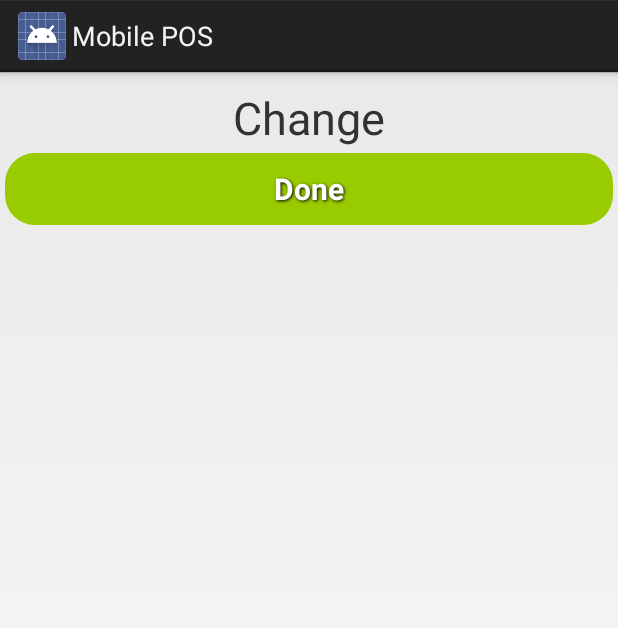
After one commit to MahmoudRashad/posmaster, an Android app: the layout submitordererrordialoglayout.xml on its own in the app's theme, with its tools: preview values and no code run, on a phone screen of 412 x 824 dp. The commit adds this screen. Shown: the top 628 px of the screen. Run offline under Robolectric (Android 15) with nearby library versions, the phone set to English and light mode, and no system bars.

Commit message:
14-3-2018 commit 2
Signed-off-by: MahmoudRashad <mahmoud.rashad7010@gmail.com>

```diff
--- a/app/src/main/java/com/refresh/pos/domain/sale/Sale.java
+++ b/app/src/main/java/com/refresh/pos/domain/sale/Sale.java
@@ -150,7 +150,7 @@ public class Sale {
 			amount += lineItem.getTotalPriceAtSale();
 		}
 		if (amount > 0)
-			return amount;
+			return amount * 1.05;
 		else {
 			try {
 				return Double.parseDouble(total_price);
--- a/app/src/main/java/com/refresh/pos/ui/MainActivity.java
+++ b/app/src/main/java/com/refresh/pos/ui/MainActivity.java
@@ -107,6 +107,7 @@ public class MainActivity extends FragmentActivity {
 		} else {
 			Toast.makeText(cont, cont.getResources().getString(R.string.network_error_contant), Toast.LENGTH_SHORT).show();
 		}
+		Globalclass.fristlogin = false;
 	}
 
 	private static void getreports(Activity cont) {
@@ -248,7 +249,9 @@ public class MainActivity extends FragmentActivity {
 					}
 				});
 		viewPager.setCurrentItem(1);
-		if (Globalclass.fristlogin){refresh(MainActivity.this);Globalclass.fristlogin=false;}
+		if (Globalclass.fristlogin) {
+			refresh(MainActivity.this);
+		}
 	}
 
 	@Override
--- /dev/null
+++ b/app/src/main/res/layout/submitordererrordialoglayout.xml
@@ -0,0 +1,44 @@
+<?xml version="1.0" encoding="utf-8"?>
+<LinearLayout xmlns:android="http://schemas.android.com/apk/res/android"
+    android:id="@+id/layout_paymentDialog"
+    android:layout_width="match_parent"
+    android:layout_height="match_parent"
+    android:orientation="vertical">
+
+    <LinearLayout
+        android:layout_width="match_parent"
+        android:layout_height="wrap_content"
+        android:layout_marginLeft="10dp"
+        android:layout_marginRight="10dp"
+        android:layout_marginTop="10dp"
+        android:orientation="vertical">
+
+        <TextView
+            android:id="@+id/massage"
+            android:layout_width="wrap_content"
+            android:layout_height="wrap_content"
+            android:layout_gravity="center_horizontal"
+            android:gravity="center"
+            android:text="@string/change"
+            android:textSize="30sp" />
+
+
+    </LinearLayout>
+
+
+    <LinearLayout
+        android:layout_width="match_parent"
+        android:layout_height="wrap_content">
+
+        <Button
+            android:id="@+id/doneButton"
+            style="@style/ButtonText"
+            android:layout_width="0dip"
+            android:layout_height="wrap_content"
+            android:layout_weight="1"
+            android:background="@drawable/btn_green"
+            android:text="@string/confirm"
+            android:textSize="20sp" />
+    </LinearLayout>
+
+</LinearLayout>
```
Also changed, not shown: app/src/main/java/com/refresh/pos/domain/inventory/Product.java (+8 -4 lines), app/src/main/java/com/refresh/pos/networkmanger/Submit_order_Manger.java (+26 -2 lines), app/src/main/java/com/refresh/pos/techicalservices/inventory/InventoryDaoAndroid.java (+9 -4 lines), app/src/main/java/com/refresh/pos/ui/sale/EndPaymentFragmentDialog.java (+15 -27 lines), app/src/main/java/com/refresh/pos/ui/sale/PaymentFragmentDialog.java (+36 -10 lines), app/src/main/java/com/refresh/pos/ui/sale/SubmitOrderErrorDialog.java (added, +89 -0 lines), 11 other files.
